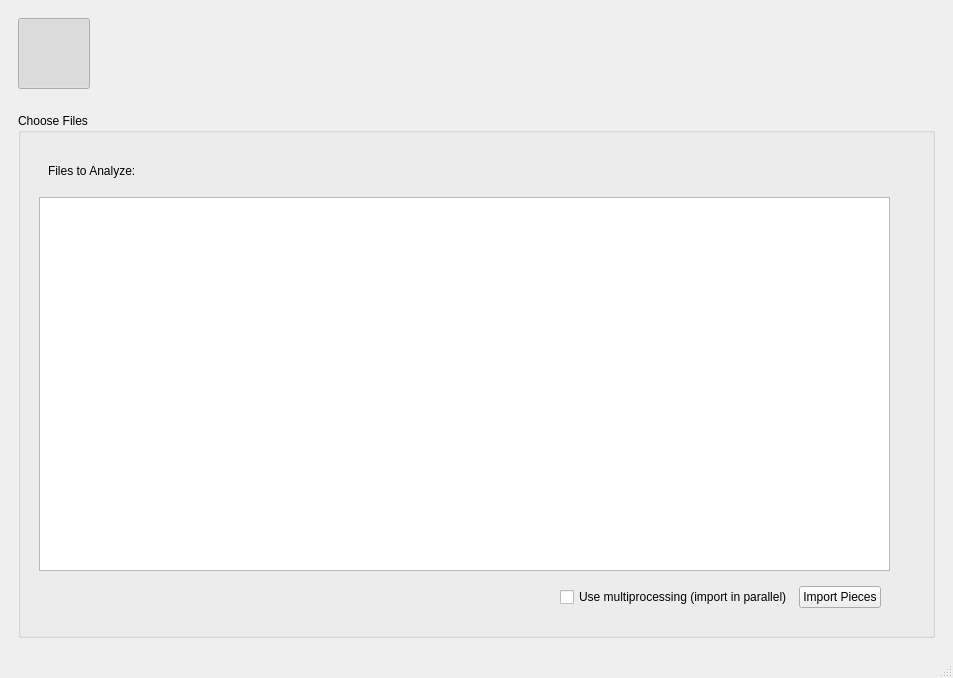
Old version of the form views/ui/main_window.ui in the repository ELVIS-Project/vis-framework.
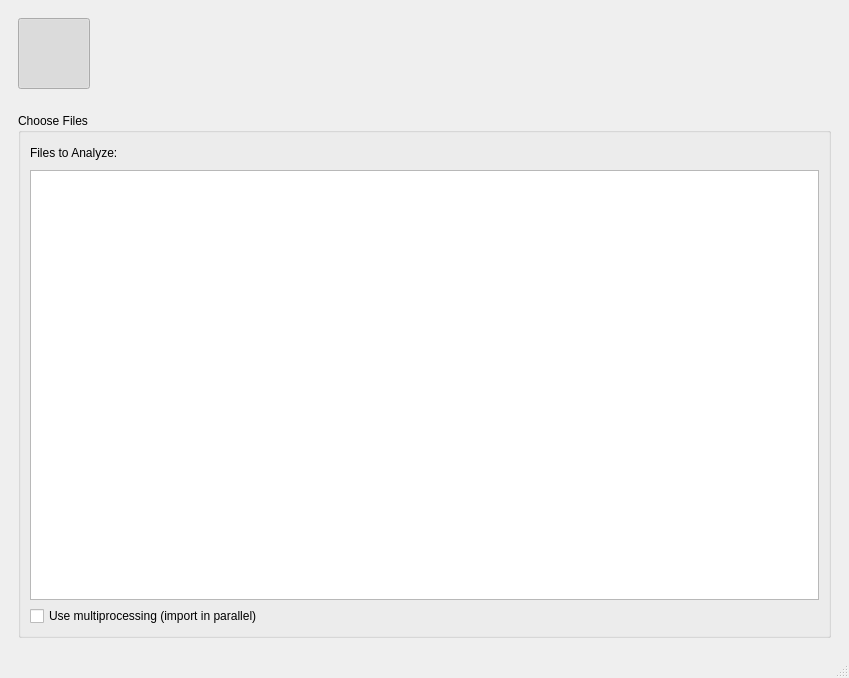
New version of the form. The open tabs and pages were chosen to show the change. Icons and pictures are not drawn.

```diff
--- a/views/ui/main_window.ui
+++ b/views/ui/main_window.ui
@@ -6,7 +6,7 @@
    <rect>
     <x>0</x>
     <y>0</y>
-    <width>953</width>
+    <width>849</width>
     <height>678</height>
    </rect>
   </property>
@@ -217,80 +217,8 @@
           <property name="title">
            <string>Choose Files</string>
           </property>
-          <layout class="QHBoxLayout" name="horizontalLayout_3">
-           <item>
-            <widget class="QWidget" name="widget_3" native="true">
-             <layout class="QVBoxLayout" name="verticalLayout_7">
-              <item>
-               <widget class="QWidget" name="widget_4" native="true">
-                <layout class="QHBoxLayout" name="horizontalLayout_4">
-                 <item>
-                  <widget class="QLabel" name="label_3">
-                   <property name="text">
-                    <string>Files to Analyze:</string>
-                   </property>
-                  </widget>
-                 </item>
-                 <item>
-                  <spacer name="horizontalSpacer_2">
-                   <property name="orientation">
-                    <enum>Qt::Horizontal</enum>
-                   </property>
-                   <property name="sizeHint" stdset="0">
-                    <size>
-                     <width>40</width>
-                     <height>20</height>
-                    </size>
-                   </property>
-                  </spacer>
-                 </item>
-                 <item>
-                  <widget class="QPushButton" name="btn_dir_add">
-                   <property name="toolTip">
-                    <string>Add Directory</string>
-                   </property>
-                   <property name="text">
-                    <string/>
-                   </property>
-                   <property name="icon">
-                    <iconset resource="icons.qrc">
-                     <normaloff>:/icons/icons/add-dir.png</normaloff>:/icons/icons/add-dir.png</iconset>
-                   </property>
-                   <property name="iconSize">
-                    <size>
-                     <width>32</width>
-                     <height>32</height>
-                    </size>
-                   </property>
-                   <property name="flat">
-                    <bool>true</bool>
-                   </property>
-                  </widget>
-                 </item>
-                 <item>
-                  <widget class="QPushButton" name="btn_file_add">
-                   <property name="toolTip">
-                    <string>Add Files</string>
-                   </property>
-                   <property name="text">
-                    <string/>
-                   </property>
-                   <property name="icon">
-                    <iconset resource="icons.qrc">
-                     <normaloff>:/icons/icons/add-file.png</normaloff>:/icons/icons/add-file.png</iconset>
-                   </property>
-                   <property name="iconSize">
-                    <size>
-                     <width>32</width>
-                     <height>32</height>
-                    </size>
-                   </property>
-                   <property name="flat">
-                    <bool>true</bool>
-                   </property>
-                  </widget>
-                 </item>
-                 <item>
+          <layout class="QGridLayout" name="gridLayout_4">
+           <item row="0" column="4">
                   <widget class="QPushButton" name="btn_file_remove">
                    <property name="toolTip">
                     <string>Remove Selected Items</string>
@@ -313,39 +241,14 @@
                    </property>
                   </widget>
                  </item>
-                </layout>
-               </widget>
-              </item>
-              <item>
+           <item row="1" column="0" colspan="5">
                <widget class="QListView" name="gui_file_list">
                 <property name="selectionMode">
                  <enum>QAbstractItemView::ExtendedSelection</enum>
                 </property>
                </widget>
               </item>
-              <item>
-               <widget class="QWidget" name="widget_5" native="true">
-                <property name="layoutDirection">
-                 <enum>Qt::RightToLeft</enum>
-                </property>
-                <layout class="QHBoxLayout" name="horizontalLayout_7">
-                 <item>
-                  <widget class="QPushButton" name="btn_import">
-                   <property name="sizePolicy">
-                    <sizepolicy hsizetype="Preferred" vsizetype="Fixed">
-                     <horstretch>0</horstretch>
-                     <verstretch>0</verstretch>
-                    </sizepolicy>
-                   </property>
-                   <property name="layoutDirection">
-                    <enum>Qt::LeftToRight</enum>
-                   </property>
-                   <property name="text">
-                    <string>Import Pieces</string>
-                   </property>
-                  </widget>
-                 </item>
-                 <item>
+           <item row="2" column="0">
                   <widget class="QCheckBox" name="chk_multi_import">
                    <property name="layoutDirection">
                     <enum>Qt::LeftToRight</enum>
@@ -355,8 +258,61 @@
                    </property>
                   </widget>
                  </item>
-                 <item>
-                  <spacer name="horizontalSpacer_4">
+           <item row="0" column="2">
+            <widget class="QPushButton" name="btn_dir_add">
+             <property name="toolTip">
+              <string>Add Directory</string>
+             </property>
+             <property name="text">
+              <string/>
+             </property>
+             <property name="icon">
+              <iconset resource="icons.qrc">
+               <normaloff>:/icons/icons/add-dir.png</normaloff>:/icons/icons/add-dir.png</iconset>
+             </property>
+             <property name="iconSize">
+              <size>
+               <width>32</width>
+               <height>32</height>
+              </size>
+             </property>
+             <property name="flat">
+              <bool>true</bool>
+             </property>
+            </widget>
+           </item>
+           <item row="0" column="3">
+            <widget class="QPushButton" name="btn_file_add">
+             <property name="toolTip">
+              <string>Add Files</string>
+             </property>
+             <property name="text">
+              <string/>
+             </property>
+             <property name="icon">
+              <iconset resource="icons.qrc">
+               <normaloff>:/icons/icons/add-file.png</normaloff>:/icons/icons/add-file.png</iconset>
+             </property>
+             <property name="iconSize">
+              <size>
+               <width>32</width>
+               <height>32</height>
+              </size>
+             </property>
+             <property name="flat">
+              <bool>true</bool>
+             </property>
+            </widget>
+           </item>
+           <item row="0" column="0">
+            <widget class="QLabel" name="label_3">
+             <property name="text">
+              <string>Files to Analyze:</string>
+             </property>
+            </widget>
+           </item>
+           <item row="0" column="1">
+            <spacer name="horizontalSpacer_2">
                    <property name="orientation">
                     <enum>Qt::Horizontal</enum>
                    </property>
@@ -367,23 +323,6 @@
                     </size>
                    </property>
                   </spacer>
-                 </item>
-                </layout>
-               </widget>
-              </item>
-             </layout>
-            </widget>
-           </item>
-           <item>
-            <widget class="QWidget" name="widget" native="true">
-             <property name="maximumSize">
-              <size>
-               <width>200</width>
-               <height>16777215</height>
-              </size>
-             </property>
-             <layout class="QVBoxLayout" name="verticalLayout_8"/>
-            </widget>
            </item>
           </layout>
          </widget>
```
Left out of the diff: 4 changed lines with no effect on the pictures. Lines whose indentation alone changed are shown as unchanged.
